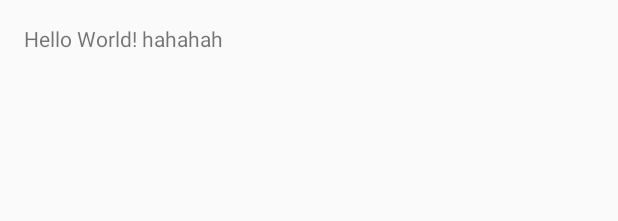
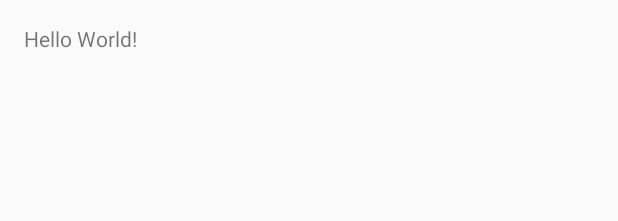
Before and after one commit to gw-mobile-16-fall/hello-world-yuze-tang, an Android app: the layout activity_main.xml on its own in the app's theme, with its tools: preview values and no code run, on a phone screen of 412 x 824 dp. Shown: the top 221 px of the screen. Run offline under Robolectric (Android 15) with nearby library versions, the phone set to English and light mode, and no system bars.

Commit message:
The end of testing.

```diff
--- a/HelloWorld/app/src/main/res/layout/activity_main.xml
+++ b/HelloWorld/app/src/main/res/layout/activity_main.xml
@@ -12,5 +12,5 @@
     <TextView
         android:layout_width="wrap_content"
         android:layout_height="wrap_content"
-        android:text="Hello World! hahahah" />
+        android:text="Hello World!" />
 </RelativeLayout>
```
